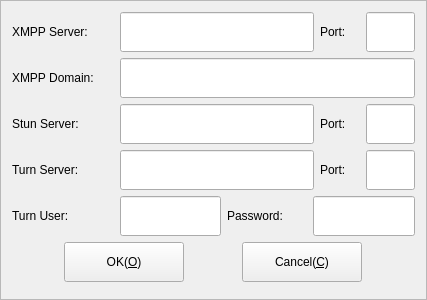
The window that Widgets/FrmLogin/FrmLoginSettings.ui (KangLin/RabbitIm) describes before a commit, drawn with Qt 5.
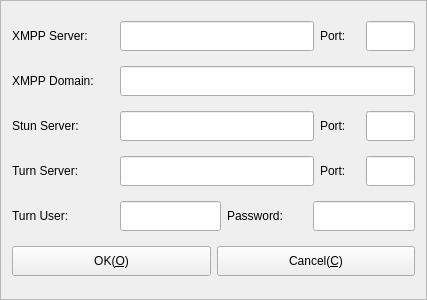
The same window after the commit.

Commit message: 修改窗口控件布局

```diff
--- a/Widgets/FrmLogin/FrmLoginSettings.ui
+++ b/Widgets/FrmLogin/FrmLoginSettings.ui
@@ -25,7 +25,7 @@
      <item>
       <widget class="QLabel" name="label_7">
        <property name="sizePolicy">
-        <sizepolicy hsizetype="MinimumExpanding" vsizetype="Minimum">
+        <sizepolicy hsizetype="Preferred" vsizetype="Preferred">
          <horstretch>0</horstretch>
          <verstretch>0</verstretch>
         </sizepolicy>
@@ -39,18 +39,21 @@
        <property name="maximumSize">
         <size>
          <width>16777215</width>
-         <height>40</height>
+         <height>16777215</height>
         </size>
        </property>
        <property name="text">
         <string>XMPP Server:</string>
        </property>
+       <property name="wordWrap">
+        <bool>true</bool>
+       </property>
       </widget>
      </item>
      <item>
       <widget class="QLineEdit" name="txtXmppServer">
        <property name="sizePolicy">
-        <sizepolicy hsizetype="Expanding" vsizetype="Minimum">
+        <sizepolicy hsizetype="Expanding" vsizetype="Fixed">
          <horstretch>4</horstretch>
          <verstretch>0</verstretch>
         </sizepolicy>
@@ -64,7 +67,7 @@
        <property name="maximumSize">
         <size>
          <width>16777215</width>
-         <height>40</height>
+         <height>16777215</height>
         </size>
        </property>
       </widget>
@@ -72,7 +75,7 @@
      <item>
       <widget class="QLabel" name="label_8">
        <property name="sizePolicy">
-        <sizepolicy hsizetype="MinimumExpanding" vsizetype="Minimum">
+        <sizepolicy hsizetype="Preferred" vsizetype="Preferred">
          <horstretch>0</horstretch>
          <verstretch>0</verstretch>
         </sizepolicy>
@@ -86,18 +89,21 @@
        <property name="maximumSize">
         <size>
          <width>16777215</width>
-         <height>40</height>
+         <height>16777215</height>
         </size>
        </property>
        <property name="text">
         <string>Port:</string>
        </property>
+       <property name="wordWrap">
+        <bool>true</bool>
+       </property>
       </widget>
      </item>
      <item>
       <widget class="QLineEdit" name="txtXmppPort">
        <property name="sizePolicy">
-        <sizepolicy hsizetype="Expanding" vsizetype="Minimum">
+        <sizepolicy hsizetype="Expanding" vsizetype="Fixed">
          <horstretch>1</horstretch>
          <verstretch>0</verstretch>
         </sizepolicy>
@@ -111,7 +117,7 @@
        <property name="maximumSize">
         <size>
          <width>16777215</width>
-         <height>40</height>
+         <height>16777215</height>
         </size>
        </property>
       </widget>
@@ -123,7 +129,7 @@
      <item>
       <widget class="QLabel" name="label_11">
        <property name="sizePolicy">
-        <sizepolicy hsizetype="MinimumExpanding" vsizetype="Minimum">
+        <sizepolicy hsizetype="Preferred" vsizetype="Preferred">
          <horstretch>0</horstretch>
          <verstretch>0</verstretch>
         </sizepolicy>
@@ -137,21 +143,21 @@
        <property name="maximumSize">
         <size>
          <width>16777215</width>
-         <height>40</height>
+         <height>16777215</height>
         </size>
        </property>
        <property name="text">
         <string>XMPP Domain:</string>
        </property>
        <property name="wordWrap">
-        <bool>false</bool>
+        <bool>true</bool>
        </property>
       </widget>
      </item>
      <item>
       <widget class="QLineEdit" name="txtXmppDomain">
        <property name="sizePolicy">
-        <sizepolicy hsizetype="Expanding" vsizetype="Minimum">
+        <sizepolicy hsizetype="Expanding" vsizetype="Fixed">
          <horstretch>4</horstretch>
          <verstretch>0</verstretch>
         </sizepolicy>
@@ -165,7 +171,7 @@
        <property name="maximumSize">
         <size>
          <width>16777215</width>
-         <height>40</height>
+         <height>16777215</height>
         </size>
        </property>
       </widget>
@@ -177,7 +183,7 @@
      <item>
       <widget class="QLabel" name="label_3">
        <property name="sizePolicy">
-        <sizepolicy hsizetype="MinimumExpanding" vsizetype="Minimum">
+        <sizepolicy hsizetype="Preferred" vsizetype="Preferred">
          <horstretch>0</horstretch>
          <verstretch>0</verstretch>
         </sizepolicy>
@@ -191,21 +197,21 @@
        <property name="maximumSize">
         <size>
          <width>16777215</width>
-         <height>40</height>
+         <height>16777215</height>
         </size>
        </property>
        <property name="text">
         <string>Stun Server:</string>
        </property>
        <property name="wordWrap">
-        <bool>false</bool>
+        <bool>true</bool>
        </property>
       </widget>
      </item>
      <item>
       <widget class="QLineEdit" name="txtStunServer">
        <property name="sizePolicy">
-        <sizepolicy hsizetype="Expanding" vsizetype="Minimum">
+        <sizepolicy hsizetype="Expanding" vsizetype="Fixed">
          <horstretch>4</horstretch>
          <verstretch>0</verstretch>
         </sizepolicy>
@@ -219,7 +225,7 @@
        <property name="maximumSize">
         <size>
          <width>16777215</width>
-         <height>40</height>
+         <height>16777215</height>
         </size>
        </property>
       </widget>
@@ -227,7 +233,7 @@
      <item>
       <widget class="QLabel" name="label_4">
        <property name="sizePolicy">
-        <sizepolicy hsizetype="MinimumExpanding" vsizetype="Minimum">
+        <sizepolicy hsizetype="Preferred" vsizetype="Preferred">
          <horstretch>0</horstretch>
          <verstretch>0</verstretch>
         </sizepolicy>
@@ -241,18 +247,21 @@
        <property name="maximumSize">
         <size>
          <width>16777215</width>
-         <height>40</height>
+         <height>16777215</height>
         </size>
        </property>
        <property name="text">
         <string>Port:</string>
        </property>
+       <property name="wordWrap">
+        <bool>true</bool>
+       </property>
       </widget>
      </item>
      <item>
       <widget class="QLineEdit" name="txtStunPort">
        <property name="sizePolicy">
-        <sizepolicy hsizetype="Expanding" vsizetype="Minimum">
+        <sizepolicy hsizetype="Expanding" vsizetype="Fixed">
          <horstretch>1</horstretch>
          <verstretch>0</verstretch>
         </sizepolicy>
@@ -266,7 +275,7 @@
        <property name="maximumSize">
         <size>
          <width>16777215</width>
-         <height>40</height>
+         <height>16777215</height>
         </size>
        </property>
       </widget>
@@ -278,7 +287,7 @@
      <item>
       <widget class="QLabel" name="label_5">
        <property name="sizePolicy">
-        <sizepolicy hsizetype="MinimumExpanding" vsizetype="Minimum">
+        <sizepolicy hsizetype="Preferred" vsizetype="Preferred">
          <horstretch>0</horstretch>
          <verstretch>0</verstretch>
         </sizepolicy>
@@ -292,21 +301,21 @@
        <property name="maximumSize">
         <size>
          <width>16777215</width>
-         <height>40</height>
+         <height>16777215</height>
         </size>
        </property>
        <property name="text">
         <string>Turn Server:</string>
        </property>
        <property name="wordWrap">
-        <bool>false</bool>
+        <bool>true</bool>
        </property>
       </widget>
      </item>
      <item>
       <widget class="QLineEdit" name="txtTurnServer">
        <property name="sizePolicy">
-        <sizepolicy hsizetype="Expanding" vsizetype="Minimum">
+        <sizepolicy hsizetype="Expanding" vsizetype="Fixed">
          <horstretch>4</horstretch>
          <verstretch>0</verstretch>
         </sizepolicy>
@@ -320,7 +329,7 @@
        <property name="maximumSize">
         <size>
          <width>16777215</width>
-         <height>40</height>
+         <height>16777215</height>
         </size>
        </property>
       </widget>
@@ -328,7 +337,7 @@
      <item>
       <widget class="QLabel" name="label_6">
        <property name="sizePolicy">
-        <sizepolicy hsizetype="MinimumExpanding" vsizetype="Minimum">
+        <sizepolicy hsizetype="Preferred" vsizetype="Preferred">
          <horstretch>0</horstretch>
          <verstretch>0</verstretch>
         </sizepolicy>
@@ -342,18 +351,21 @@
        <property name="maximumSize">
         <size>
          <width>16777215</width>
-         <height>40</height>
+         <height>16777215</height>
         </size>
        </property>
        <property name="text">
         <string>Port:</string>
        </property>
+       <property name="wordWrap">
+        <bool>true</bool>
+       </property>
       </widget>
      </item>
      <item>
       <widget class="QLineEdit" name="txtTurnPort">
        <property name="sizePolicy">
-        <sizepolicy hsizetype="Expanding" vsizetype="Minimum">
+        <sizepolicy hsizetype="Expanding" vsizetype="Fixed">
          <horstretch>1</horstretch>
          <verstretch>0</verstretch>
         </sizepolicy>
@@ -367,7 +379,7 @@
        <property name="maximumSize">
         <size>
          <width>16777215</width>
-         <height>40</height>
+         <height>16777215</height>
         </size>
        </property>
       </widget>
@@ -379,7 +391,7 @@
      <item>
       <widget class="QLabel" name="label_9">
        <property name="sizePolicy">
-        <sizepolicy hsizetype="MinimumExpanding" vsizetype="Minimum">
+        <sizepolicy hsizetype="Preferred" vsizetype="Preferred">
          <horstretch>0</horstretch>
          <verstretch>0</verstretch>
         </sizepolicy>
@@ -393,21 +405,21 @@
        <property name="maximumSize">
         <size>
          <width>16777215</width>
-         <height>40</height>
+         <height>16777215</height>
         </size>
        </property>
        <property name="text">
         <string>Turn User:</string>
        </property>
        <property name="wordWrap">
-        <bool>false</bool>
+        <bool>true</bool>
        </property>
       </widget>
      </item>
      <item>
       <widget class="QLineEdit" name="txtUser">
        <property name="sizePolicy">
-        <sizepolicy hsizetype="Expanding" vsizetype="Minimum">
+        <sizepolicy hsizetype="Expanding" vsizetype="Fixed">
          <horstretch>0</horstretch>
          <verstretch>0</verstretch>
         </sizepolicy>
@@ -421,7 +433,7 @@
        <property name="maximumSize">
         <size>
          <width>16777215</width>
-         <height>40</height>
+         <height>16777215</height>
         </size>
        </property>
       </widget>
@@ -429,7 +441,7 @@
      <item>
       <widget class="QLabel" name="label_10">
        <property name="sizePolicy">
-        <sizepolicy hsizetype="MinimumExpanding" vsizetype="Minimum">
+        <sizepolicy hsizetype="Preferred" vsizetype="Preferred">
          <horstretch>0</horstretch>
          <verstretch>0</verstretch>
         </sizepolicy>
@@ -443,18 +455,21 @@
        <property name="maximumSize">
         <size>
          <width>16777215</width>
-         <height>40</height>
+         <height>16777215</height>
         </size>
        </property>
        <property name="text">
         <string>Password:</string>
        </property>
+       <property name="wordWrap">
+        <bool>true</bool>
+       </property>
       </widget>
      </item>
      <item>
       <widget class="QLineEdit" name="txtPassword">
        <property name="sizePolicy">
-        <sizepolicy hsizetype="Expanding" vsizetype="Minimum">
+        <sizepolicy hsizetype="Expanding" vsizetype="Fixed">
          <horstretch>0</horstretch>
          <verstretch>0</verstretch>
         </sizepolicy>
@@ -468,7 +483,7 @@
        <property name="maximumSize">
         <size>
          <width>16777215</width>
-         <height>40</height>
+         <height>16777215</height>
         </size>
        </property>
       </widget>
@@ -480,7 +495,7 @@
      <item>
       <widget class="QPushButton" name="pbOK">
        <property name="sizePolicy">
-        <sizepolicy hsizetype="Minimum" vsizetype="Minimum">
+        <sizepolicy hsizetype="Preferred" vsizetype="Fixed">
          <horstretch>0</horstretch>
          <verstretch>0</verstretch>
         </sizepolicy>
@@ -493,8 +508,8 @@
        </property>
        <property name="maximumSize">
         <size>
-         <width>120</width>
-         <height>40</height>
+         <width>16777215</width>
+         <height>16777215</height>
         </size>
        </property>
        <property name="text">
@@ -505,7 +520,7 @@
      <item>
       <widget class="QPushButton" name="pbCanecl">
        <property name="sizePolicy">
-        <sizepolicy hsizetype="Minimum" vsizetype="Minimum">
+        <sizepolicy hsizetype="Preferred" vsizetype="Fixed">
          <horstretch>0</horstretch>
          <verstretch>0</verstretch>
         </sizepolicy>
@@ -518,8 +533,8 @@
        </property>
        <property name="maximumSize">
         <size>
-         <width>120</width>
-         <height>40</height>
+         <width>16777215</width>
+         <height>16777215</height>
         </size>
        </property>
        <property name="text">
```
The commit also changes 3 other files.
